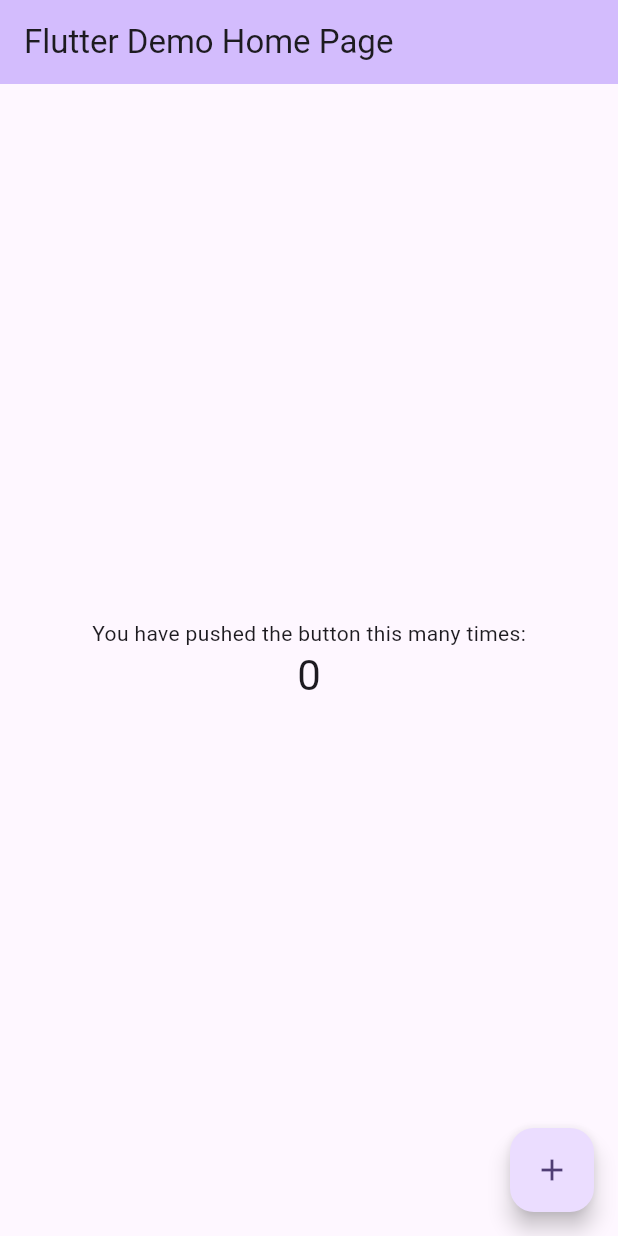
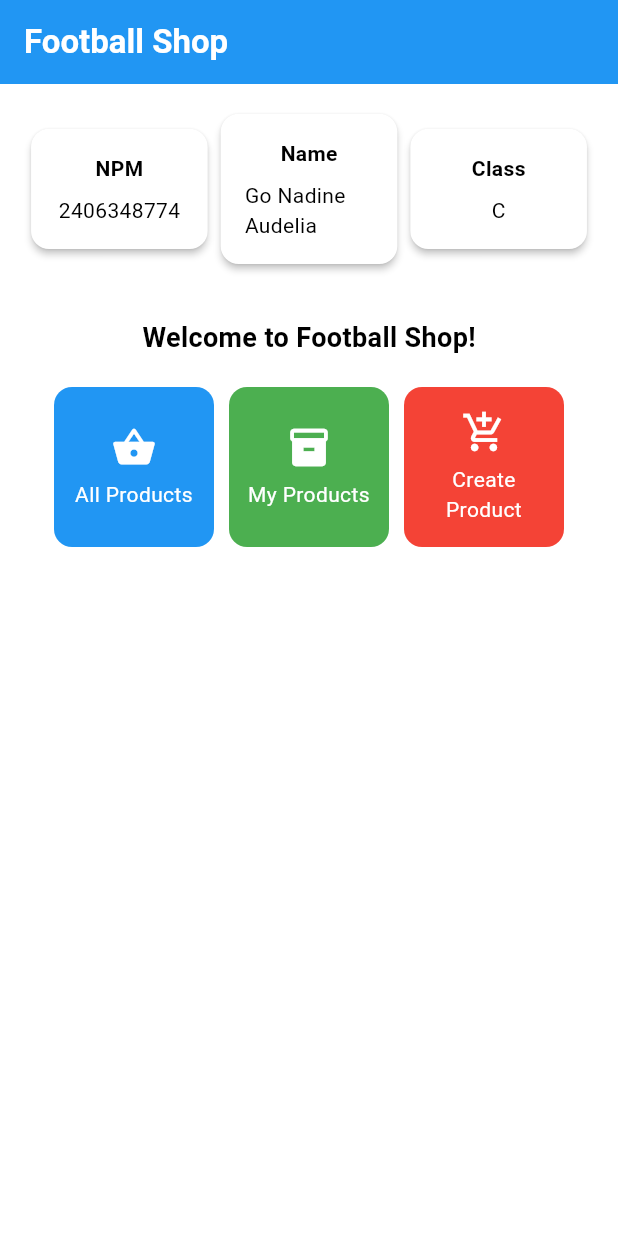
Before and after one commit to Nad-0/football-shop, a Flutter app: the screen it shows after launch, on a phone screen of 412 x 824 dp. Run offline on Flutter 3.47's test engine with Material 3 defaults, Android fonts, the phone set to English and light mode, and no system bars.

Commit message:
Tugas 7 PBP

```diff
--- a/lib/main.dart
+++ b/lib/main.dart
@@ -1,4 +1,5 @@
 import 'package:flutter/material.dart';
+import 'package:football_shop/menu.dart';
 
 void main() {
   runApp(const MyApp());
@@ -7,116 +8,15 @@ void main() {
 class MyApp extends StatelessWidget {
   const MyApp({super.key});
 
-  // This widget is the root of your application.
   @override
   Widget build(BuildContext context) {
     return MaterialApp(
-      title: 'Flutter Demo',
+      title: 'Football Shop',
       theme: ThemeData(
-        // This is the theme of your application.
-        //
-        // TRY THIS: Try running your application with "flutter run". You'll see
-        // the application has a purple toolbar. Then, without quitting the app,
-        // try changing the seedColor in the colorScheme below to Colors.green
-        // and then invoke "hot reload" (save your changes or press the "hot
-        // reload" button in a Flutter-supported IDE, or press "r" if you used
-        // the command line to start the app).
-        //
-        // Notice that the counter didn't reset back to zero; the application
-        // state is not lost during the reload. To reset the state, use hot
-        // restart instead.
-        //
-        // This works for code too, not just values: Most code changes can be
-        // tested with just a hot reload.
-        colorScheme: ColorScheme.fromSeed(seedColor: Colors.deepPurple),
+        colorScheme: ColorScheme.fromSwatch(primarySwatch: Colors.blue)
+            .copyWith(secondary: Colors.blueAccent[400]),
       ),
-      home: const MyHomePage(title: 'Flutter Demo Home Page'),
+      home: MyHomePage(),
     );
   }
 }
-
-class MyHomePage extends StatefulWidget {
-  const MyHomePage({super.key, required this.title});
-
-  // This widget is the home page of your application. It is stateful, meaning
-  // that it has a State object (defined below) that contains fields that affect
-  // how it looks.
-
-  // This class is the configuration for the state. It holds the values (in this
-  // case the title) provided by the parent (in this case the App widget) and
-  // used by the build method of the State. Fields in a Widget subclass are
-  // always marked "final".
-
-  final String title;
-
-  @override
-  State<MyHomePage> createState() => _MyHomePageState();
-}
-
-class _MyHomePageState extends State<MyHomePage> {
-  int _counter = 0;
-
-  void _incrementCounter() {
-    setState(() {
-      // This call to setState tells the Flutter framework that something has
-      // changed in this State, which causes it to rerun the build method below
-      // so that the display can reflect the updated values. If we changed
-      // _counter without calling setState(), then the build method would not be
-      // called again, and so nothing would appear to happen.
-      _counter++;
-    });
-  }
-
-  @override
-  Widget build(BuildContext context) {
-    // This method is rerun every time setState is called, for instance as done
-    // by the _incrementCounter method above.
-    //
-    // The Flutter framework has been optimized to make rerunning build methods
-    // fast, so that you can just rebuild anything that needs updating rather
-    // than having to individually change instances of widgets.
-    return Scaffold(
-      appBar: AppBar(
-        // TRY THIS: Try changing the color here to a specific color (to
-        // Colors.amber, perhaps?) and trigger a hot reload to see the AppBar
-        // change color while the other colors stay the same.
-        backgroundColor: Theme.of(context).colorScheme.inversePrimary,
-        // Here we take the value from the MyHomePage object that was created by
-        // the App.build method, and use it to set our appbar title.
-        title: Text(widget.title),
-      ),
-      body: Center(
-        // Center is a layout widget. It takes a single child and positions it
-        // in the middle of the parent.
-        child: Column(
-          // Column is also a layout widget. It takes a list of children and
-          // arranges them vertically. By default, it sizes itself to fit its
-          // children horizontally, and tries to be as tall as its parent.
-          //
-          // Column has various properties to control how it sizes itself and
-          // how it positions its children. Here we use mainAxisAlignment to
-          // center the children vertically; the main axis here is the vertical
-          // axis because Columns are vertical (the cross axis would be
-          // horizontal).
-          //
-          // TRY THIS: Invoke "debug painting" (choose the "Toggle Debug Paint"
-          // action in the IDE, or press "p" in the console), to see the
-          // wireframe for each widget.
-          mainAxisAlignment: MainAxisAlignment.center,
-          children: <Widget>[
-            const Text('You have pushed the button this many times:'),
-            Text(
-              '$_counter',
-              style: Theme.of(context).textTheme.headlineMedium,
-            ),
-          ],
-        ),
-      ),
-      floatingActionButton: FloatingActionButton(
-        onPressed: _incrementCounter,
-        tooltip: 'Increment',
-        child: const Icon(Icons.add),
-      ), // This trailing comma makes auto-formatting nicer for build methods.
-    );
-  }
-}
--- /dev/null
+++ b/lib/menu.dart
@@ -0,0 +1,161 @@
+import 'package:flutter/material.dart';
+
+class MyHomePage extends StatelessWidget {
+  MyHomePage({super.key});
+
+  final String nama = "Go Nadine Audelia";
+  final String npm = "2406348774";
+  final String kelas = "C";
+
+  final List<ItemHomepage> items = [
+    ItemHomepage("All Products", Icons.shopping_basket, Colors.blue),
+    ItemHomepage("My Products", Icons.inventory, Colors.green),
+    ItemHomepage("Create Product", Icons.add_shopping_cart, Colors.red),
+  ];
+
+  @override
+  Widget build(BuildContext context) {
+    // Scaffold menyediakan struktur dasar halaman
+    return Scaffold(
+      appBar: AppBar(
+        title: const Text(
+          'Football Shop',
+          style: TextStyle(
+            color: Colors.white,
+            fontWeight: FontWeight.bold,
+          ),
+        ),
+        backgroundColor: Theme.of(context).colorScheme.primary,
+      ),
+      body: Padding(
+        padding: const EdgeInsets.all(16.0),
+        child: Column(
+          crossAxisAlignment: CrossAxisAlignment.center,
+          children: [
+            // InfoCard
+            Row(
+              mainAxisAlignment: MainAxisAlignment.spaceEvenly,
+              children: [
+                InfoCard(title: 'NPM', content: npm),
+                InfoCard(title: 'Name', content: nama),
+                InfoCard(title: 'Class', content: kelas),
+              ],
+            ),
+
+            const SizedBox(height: 16.0),
+
+            Center(
+              child: Column(
+                children: [
+                  const Padding(
+                    padding: EdgeInsets.only(top: 16.0),
+                    child: Text(
+                      'Welcome to Football Shop!',
+                      style: TextStyle(
+                        fontWeight: FontWeight.bold,
+                        fontSize: 18.0,
+                      ),
+                    ),
+                  ),
+
+                  // Grid item button
+                  GridView.count(
+                    primary: true,
+                    padding: const EdgeInsets.all(20),
+                    crossAxisSpacing: 10,
+                    mainAxisSpacing: 10,
+                    crossAxisCount: 3,
+                    shrinkWrap: true,
+                    children: items.map((ItemHomepage item) {
+                      return ItemCard(item);
+                    }).toList(),
+                  ),
+                ],
+              ),
+            ),
+          ],
+        ),
+      ),
+    );
+  }
+}
+
+class InfoCard extends StatelessWidget {
+  final String title;
+  final String content;
+
+  const InfoCard({super.key, required this.title, required this.content});
+
+  @override
+  Widget build(BuildContext context) {
+    return Card(
+      elevation: 2.0,
+      child: Container(
+        width: MediaQuery.of(context).size.width / 3.5,
+        padding: const EdgeInsets.all(16.0),
+        child: Column(
+          children: [
+            Text(
+              title,
+              style: const TextStyle(fontWeight: FontWeight.bold),
+            ),
+            const SizedBox(height: 8.0),
+            Text(content),
+          ],
+        ),
+      ),
+    );
+  }
+}
+
+class ItemHomepage {
+  final String name;
+  final IconData icon;
+  final Color color;
+
+  ItemHomepage(this.name, this.icon, this.color);
+}
+
+class ItemCard extends StatelessWidget {
+  final ItemHomepage item;
+
+  const ItemCard(this.item, {super.key});
+
+  @override
+  Widget build(BuildContext context) {
+    return Material(
+      color: item.color,
+      borderRadius: BorderRadius.circular(12),
+      child: InkWell(
+        onTap: () {
+          ScaffoldMessenger.of(context)
+            ..hideCurrentSnackBar()
+            ..showSnackBar(
+              SnackBar(content: Text("Kamu telah menekan tombol ${item.name}!")),
+            );
+        },
+        child: Container(
+          padding: const EdgeInsets.all(8),
+          child: Center(
+            child: Column(
+              mainAxisAlignment: MainAxisAlignment.center,
+              children: [
+                Icon(
+                  item.icon,
+                  color: Colors.white,
+                  size: 30.0,
+                ),
+                const Padding(padding: EdgeInsets.all(3)),
+                Text(
+                  item.name,
+                  textAlign: TextAlign.center,
+                  style: const TextStyle(color: Colors.white),
+                ),
+              ],
+            ),
+          ),
+        ),
+      ),
+    );
+  }
+}
```
Also changed, not shown: 1 other file.
